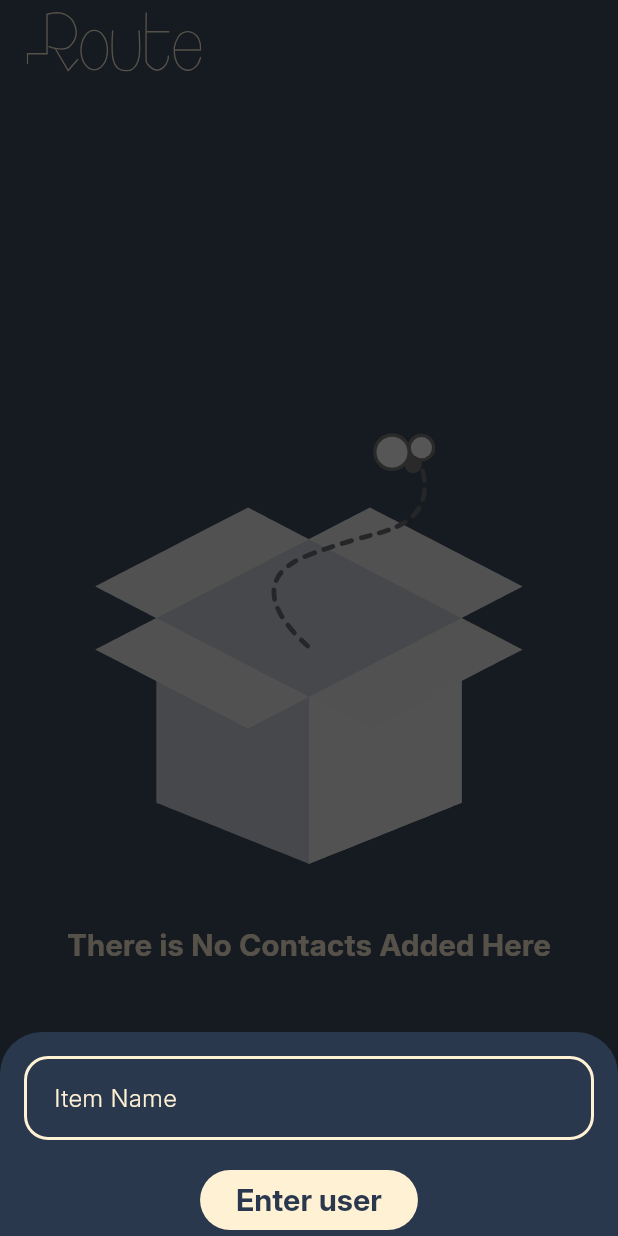
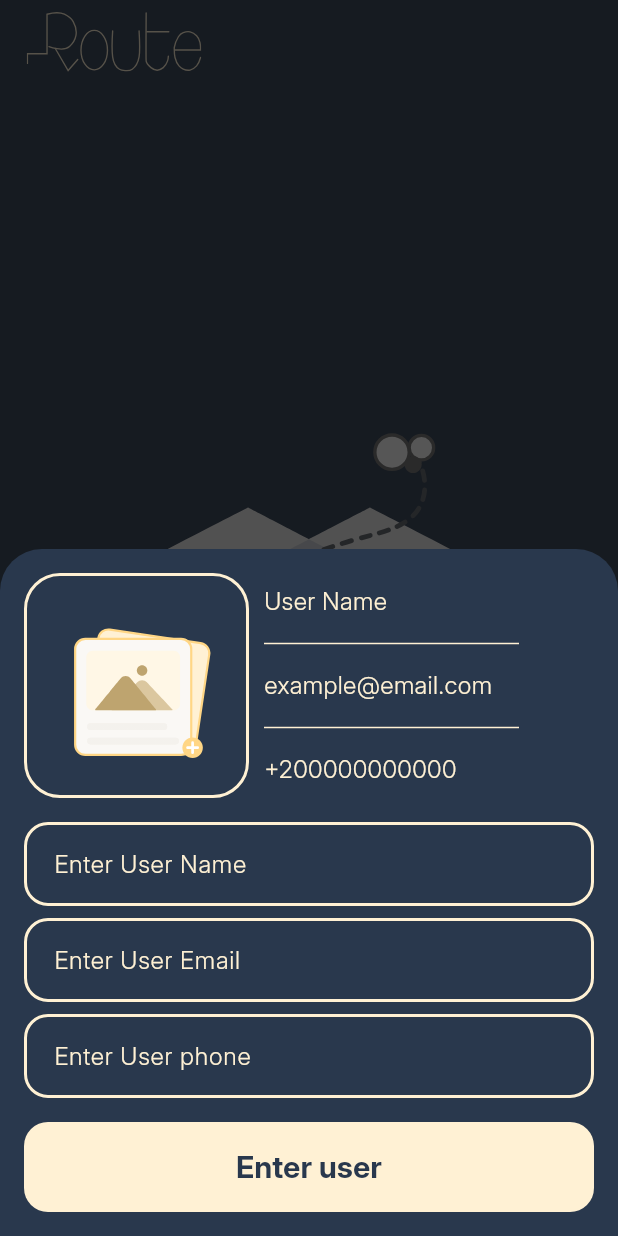
Before and after one commit to yara30999/03_route_contacts_app, a Flutter app: the screen it shows after launch, after a tap on the "add" icon, on a phone screen of 412 x 824 dp. Run offline on Flutter 3.47's test engine with Material 3 defaults, Android fonts, the phone set to English and light mode, and no system bars; drawn by our look-alikes of lottie; our stand-ins replace flutter_svg.

Commit message:
create add user bottom sheet design

```diff
--- a/lib/resourses/theme_manager.dart
+++ b/lib/resourses/theme_manager.dart
@@ -15,16 +15,16 @@ ThemeData getDarkTheme() {
 
     // divider theme
     dividerTheme: const DividerThemeData(
-      color: ColorsManager.black,
+      color: ColorsManager.gold,
       thickness: 2,
     ),
 
     // text selection theme
     textSelectionTheme: TextSelectionThemeData(
-      cursorColor: ColorsManager.red,
-      selectionColor: ColorsManager.red.withOpacity(0.5),
+      cursorColor: ColorsManager.gold,
+      selectionColor: ColorsManager.black.withOpacity(0.5),
       // Change the handle to blue for the text form field ;)
-      selectionHandleColor: ColorsManager.red,
+      selectionHandleColor: ColorsManager.gold,
     ),
 
     // text form field theme
@@ -74,7 +74,7 @@ ThemeData getDarkTheme() {
         foregroundColor: ColorsManager.darkBlue,
         backgroundColor: ColorsManager.gold,
         textStyle: Styles.style20Bold(),
-        shape: RoundedRectangleBorder(borderRadius: BorderRadius.circular(50)),
+        shape: RoundedRectangleBorder(borderRadius: BorderRadius.circular(16)),
       ),
     ),
   );
--- a/lib/screens/widgets/add_user_bottom_sheet.dart
+++ b/lib/screens/widgets/add_user_bottom_sheet.dart
@@ -1,4 +1,9 @@
 import 'package:flutter/material.dart';
+import 'package:lottie/lottie.dart';
+import '../../resourses/assets_manager.dart';
+import '../../resourses/colors_manager.dart';
+import '../../resourses/styles_manager.dart';
+import 'custom_divider.dart';
 
 class AddUserBottomSheet extends StatefulWidget {
   const AddUserBottomSheet({super.key});
@@ -21,22 +26,89 @@ class _AddUserBottomSheetState extends State<AddUserBottomSheet> {
       child: Column(
         mainAxisSize: MainAxisSize.min,
         children: [
+          const InfoDisplay(),
+          const SizedBox(height: 16),
           TextField(
             controller: _controller,
             decoration: const InputDecoration(
-              labelText: "Item Name",
-              border: OutlineInputBorder(),
+              labelText: "Enter User Name ",
+            ),
+          ),
+          const SizedBox(height: 8),
+          TextField(
+            controller: _controller,
+            decoration: const InputDecoration(
+              labelText: "Enter User Email ",
+            ),
+          ),
+          const SizedBox(height: 8),
+          TextField(
+            controller: _controller,
+            decoration: const InputDecoration(
+              labelText: "Enter User phone ",
             ),
           ),
           const SizedBox(height: 16),
-          ElevatedButton(
-            onPressed: () {
-              Navigator.pop(context, _controller.text.trim());
-            },
-            child: const Text("Enter user"),
+          SizedBox(
+            width: double.infinity,
+            height: 60,
+            child: ElevatedButton(
+              onPressed: () {
+                Navigator.pop(context, _controller.text.trim());
+              },
+              child: const Text("Enter user"),
+            ),
           ),
+          const SizedBox(height: 16),
         ],
       ),
     );
   }
 }
+
+class InfoDisplay extends StatelessWidget {
+  const InfoDisplay({
+    super.key,
+  });
+
+  @override
+  Widget build(BuildContext context) {
+    return Row(
+      children: [
+        Container(
+          width: 150,
+          height: 150,
+          decoration: BoxDecoration(
+            borderRadius: BorderRadius.circular(24),
+            border: Border.all(
+              color: ColorsManager.gold,
+              width: 2,
+            ),
+          ),
+          child: LottieBuilder.asset(JsonAssets.imagePicker),
+        ),
+        const SizedBox(width: 10),
+        Column(
+          mainAxisAlignment: MainAxisAlignment.start,
+          crossAxisAlignment: CrossAxisAlignment.start,
+          children: [
+            Text(
+              'User Name',
+              style: Styles.style16Medium(),
+            ),
+            const CustomDivider(),
+            Text(
+              'example@email.com',
+              style: Styles.style16Medium(),
+            ),
+            const CustomDivider(),
+            Text(
+              '+200000000000',
+              style: Styles.style16Medium(),
+            ),
+          ],
+        )
+      ],
+    );
+  }
+}
--- /dev/null
+++ b/lib/screens/widgets/custom_divider.dart
@@ -0,0 +1,18 @@
+import 'package:flutter/material.dart';
+import '../../resourses/colors_manager.dart';
+
+class CustomDivider extends StatelessWidget {
+  const CustomDivider({
+    super.key,
+  });
+
+  @override
+  Widget build(BuildContext context) {
+    return Container(
+      width: 170,
+      height: 1,
+      margin: const EdgeInsets.only(top: 16.0, bottom: 16.0),
+      color: ColorsManager.gold,
+    );
+  }
+}
```
